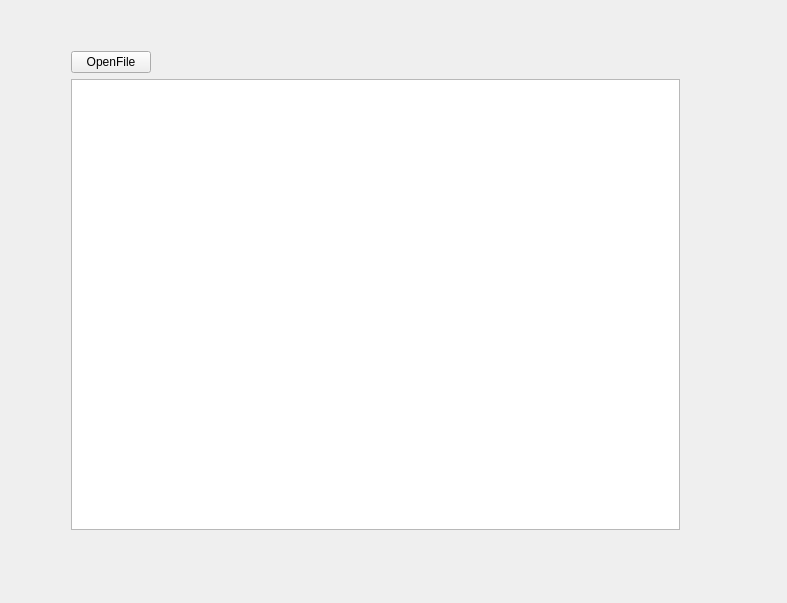
This is MIPS_Assembler/MIPS_Assembler.ui in HaoPatrick/MIPSAssembler as Qt 5 draws it before an edit. The edited form follows.
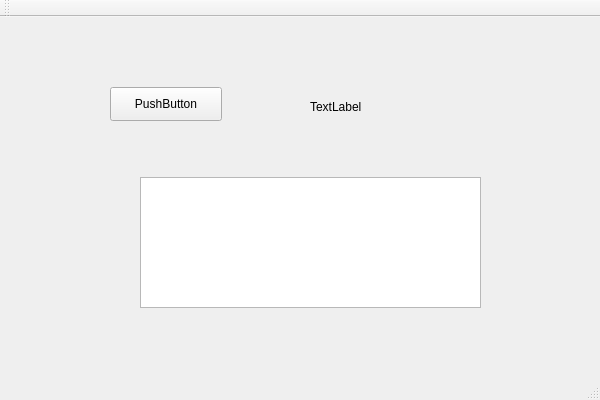
This is the edited form.

Commit message: spend lot of time to convert widget to mainwindow

Patch:
```diff
--- a/MIPS_Assembler/MIPS_Assembler.ui
+++ b/MIPS_Assembler/MIPS_Assembler.ui
@@ -1,75 +1,75 @@
 <?xml version="1.0" encoding="UTF-8"?>
 <ui version="4.0">
  <class>MIPS_AssemblerClass</class>
- <widget class="QWidget" name="MIPS_AssemblerClass">
+ <widget class="QMainWindow" name="MIPS_AssemblerClass">
   <property name="geometry">
    <rect>
     <x>0</x>
     <y>0</y>
-    <width>787</width>
-    <height>603</height>
+    <width>600</width>
+    <height>400</height>
    </rect>
   </property>
   <property name="windowTitle">
    <string>MIPS_Assembler</string>
   </property>
-  <widget class="QWidget" name="">
+  <widget class="QWidget" name="centralWidget">
+   <widget class="QPushButton" name="fileButton">
+    <property name="geometry">
+     <rect>
+      <x>110</x>
+      <y>70</y>
+      <width>112</width>
+      <height>34</height>
+     </rect>
+    </property>
+    <property name="text">
+     <string>PushButton</string>
+    </property>
+   </widget>
+   <widget class="QLabel" name="fileLabel">
+    <property name="geometry">
+     <rect>
+      <x>310</x>
+      <y>80</y>
+      <width>68</width>
+      <height>19</height>
+     </rect>
+    </property>
+    <property name="text">
+     <string>TextLabel</string>
+    </property>
+   </widget>
+   <widget class="QTextEdit" name="textEdit">
+    <property name="geometry">
+     <rect>
+      <x>140</x>
+      <y>160</y>
+      <width>341</width>
+      <height>131</height>
+     </rect>
+    </property>
+   </widget>
+  </widget>
+  <widget class="QMenuBar" name="menuBar">
    <property name="geometry">
     <rect>
-     <x>60</x>
-     <y>40</y>
-     <width>631</width>
-     <height>501</height>
+     <x>0</x>
+     <y>0</y>
+     <width>600</width>
+     <height>31</height>
     </rect>
    </property>
-   <layout class="QGridLayout" name="gridLayout_2">
-    <item row="0" column="0">
-     <layout class="QGridLayout" name="gridLayout">
-      <item row="0" column="0">
-       <widget class="QPushButton" name="fileButton">
-        <property name="text">
-         <string>OpenFile</string>
-        </property>
-       </widget>
-      </item>
-      <item row="0" column="1">
-       <spacer name="horizontalSpacer">
-        <property name="orientation">
-         <enum>Qt::Horizontal</enum>
-        </property>
-        <property name="sizeHint" stdset="0">
-         <size>
-          <width>40</width>
-          <height>20</height>
-         </size>
-        </property>
-       </spacer>
-      </item>
-     </layout>
-    </item>
-    <item row="0" column="1">
-     <widget class="QLabel" name="fileLabel">
-      <property name="text">
-       <string/>
-      </property>
-     </widget>
-    </item>
-    <item row="1" column="0" colspan="2">
-     <widget class="QTextEdit" name="textEdit">
-      <property name="font">
-       <font>
-        <family>Consolas</family>
-       </font>
-      </property>
-     </widget>
-    </item>
-   </layout>
   </widget>
-  <zorder>fileButton</zorder>
-  <zorder>fileLabel</zorder>
-  <zorder>textEdit</zorder>
-  <zorder>horizontalSpacer</zorder>
-  <zorder>textEdit</zorder>
+  <widget class="QToolBar" name="mainToolBar">
+   <attribute name="toolBarArea">
+    <enum>TopToolBarArea</enum>
+   </attribute>
+   <attribute name="toolBarBreak">
+    <bool>false</bool>
+   </attribute>
+  </widget>
+  <widget class="QStatusBar" name="statusBar"/>
  </widget>
  <layoutdefault spacing="6" margin="11"/>
  <resources>
```
Left out of the diff: 2 changed lines with no effect on the pictures. The commit also changes 4 other files.
